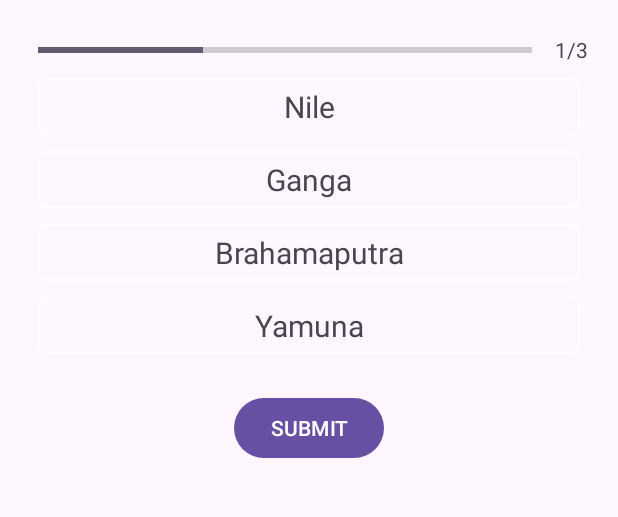
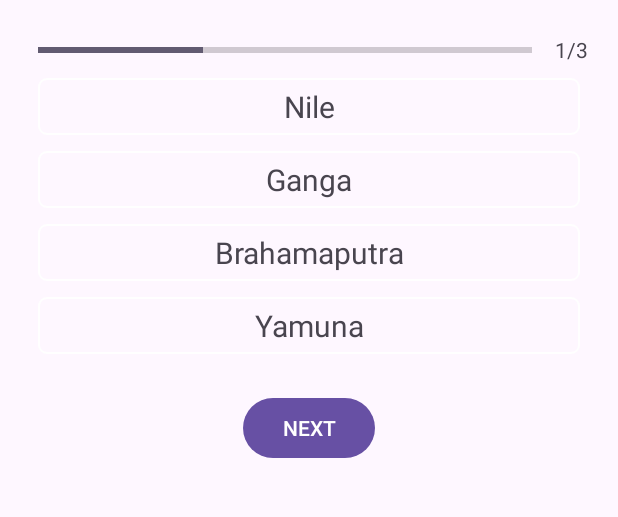
Before and after one commit to ankitverma10203/Quiz-App, an Android app: the QuizQuestionsActivity screen opened directly, with no data from a screen before it, on a phone screen of 412 x 824 dp, the part 293-810 px from its top. Run offline under Robolectric (Android 15) with nearby library versions, the phone set to English and light mode, and no system bars.

```diff
--- a/app/src/main/java/com/example/quizapplication/Constants.kt
+++ b/app/src/main/java/com/example/quizapplication/Constants.kt
@@ -2,12 +2,16 @@ package com.example.quizapplication
 
 object Constants {
 
+    const val SCORE_KW = "SCORE"
+    const val TOTAL_QUESTIONS_KW = "TOTAL_QUESTIONS"
+    const val USER_NAME_KW = "USER_NAME"
+
     fun getQuestions(): ArrayList<Questions> {
         val questionList: ArrayList<Questions> = ArrayList()
 
-        questionList.add(Questions(1, "What it the world's largest river?", R.drawable.ic_launcher_foreground, "Nile", "Ganga", "Brahamaputra", "Yamuna", 1))
-        questionList.add(Questions(2, "What it the world's largest river1?", R.drawable.ic_launcher_foreground, "Nile", "Ganga", "Brahamaputra", "Yamuna", 1))
-        questionList.add(Questions(3, "What it the world's largest river2?", R.drawable.ic_launcher_foreground, "Nile", "Ganga", "Brahamaputra", "Yamuna", 1))
+        questionList.add(Questions(1, "What it the world's largest river?", R.drawable.ic_launcher_foreground, "Nile", "Ganga", "Brahamaputra", "Yamuna", "Nile"))
+        questionList.add(Questions(2, "What it the world's largest river1?", R.drawable.ic_launcher_foreground, "Nile", "Ganga", "Brahamaputra", "Yamuna", "Ganga"))
+        questionList.add(Questions(3, "What it the world's largest river2?", R.drawable.ic_launcher_foreground, "Nile", "Ganga", "Brahamaputra", "Yamuna", "Yamuna"))
         return questionList
     }
 }
--- a/app/src/main/java/com/example/quizapplication/MainActivity.kt
+++ b/app/src/main/java/com/example/quizapplication/MainActivity.kt
@@ -32,6 +32,7 @@ class MainActivity : AppCompatActivity() {
             Toast.makeText(this, "Enter the Name", Toast.LENGTH_SHORT).show()
         else {
             val intent: Intent = Intent(this, QuizQuestionsActivity::class.java)
+            intent.putExtra(Constants.USER_NAME_KW, name)
             startActivity(intent)
             finish()
         }
--- a/app/src/main/java/com/example/quizapplication/Questions.kt
+++ b/app/src/main/java/com/example/quizapplication/Questions.kt
@@ -8,5 +8,5 @@ data class Questions (
     val option2: String,
     val option3: String,
     val option4: String,
-    val ans: Int
+    val ans: String
 )
--- a/app/src/main/java/com/example/quizapplication/QuizQuestionsActivity.kt
+++ b/app/src/main/java/com/example/quizapplication/QuizQuestionsActivity.kt
@@ -3,44 +3,59 @@ package com.example.quizapplication
 import android.content.Intent
 import androidx.appcompat.app.AppCompatActivity
 import android.os.Bundle
+import android.util.Log
+import android.view.View
 import android.widget.Button
 import android.widget.ImageView
 import android.widget.ProgressBar
 import android.widget.TextView
 
-class QuizQuestionsActivity : AppCompatActivity() {
+class QuizQuestionsActivity : AppCompatActivity(), View.OnClickListener {
 
-    var questionList: ArrayList<Questions>? = null
-    var question: TextView? = null
-    var image: ImageView? = null
-    var progressBar: ProgressBar? = null
-    var progressText: TextView? = null
-    var option1: TextView? = null
-    var option2: TextView? = null
-    var option3: TextView? = null
-    var option4: TextView? = null
-    var optionList: ArrayList<TextView>? = null
-    var currentQuestion = 1
-    var submitBtn: Button? = null
-    var score: Int = 0
+    private var questionList: ArrayList<Questions>? = null
+    private var question: TextView? = null
+    private var image: ImageView? = null
+    private var progressBar: ProgressBar? = null
+    private var progressText: TextView? = null
+    private var option1: TextView? = null
+    private var option2: TextView? = null
+    private var option3: TextView? = null
+    private var option4: TextView? = null
+    private var optionList: Map<Int?, TextView?>? = null
+    private var currentQuestionNumber = 1
+    private var submitBtn: Button? = null
+    private var score: Int = 0
+    private var selectedOption: View? = null
+    private var answered: Boolean = false
+    private var currentQuestion: Questions? = null
+    private var correctOption: View? = null
+    private var userName: String? = null
+
     override fun onCreate(savedInstanceState: Bundle?) {
         super.onCreate(savedInstanceState)
         setContentView(R.layout.activity_quiz_questions)
+
+        userName = intent.getStringExtra(Constants.USER_NAME_KW)
 
         question = findViewById(R.id.question)
         image = findViewById(R.id.image)
         progressBar = findViewById(R.id.progress_bar)
         progressText = findViewById(R.id.progress_value)
         option1 = findViewById(R.id.option1)
+        option1?.setOnClickListener(this)
         option2 = findViewById(R.id.option2)
+        option2?.setOnClickListener(this)
         option3 = findViewById(R.id.option3)
+        option3?.setOnClickListener(this)
         option4 = findViewById(R.id.option4)
+        option4?.setOnClickListener(this)
 
-        optionList = ArrayList()
-        optionList?.add(option1 as TextView)
-        optionList?.add(option2 as TextView)
-        optionList?.add(option3 as TextView)
-        optionList?.add(option4 as TextView)
+        optionList = mapOf(
+            option1?.id to (option1 as TextView),
+            option2?.id to (option2 as TextView),
+            option3?.id to (option3 as TextView),
+            option4?.id to (option4 as TextView)
+        )
 
         submitBtn = findViewById(R.id.btn_submit)
 
@@ -50,46 +65,84 @@ class QuizQuestionsActivity : AppCompatActivity() {
         submitBtn?.setOnClickListener {
             submitOnClickHandler()
         }
-
     }
 
     private fun getQuestions() {
-
-        question?.text = questionList!![currentQuestion - 1].question
-        image?.setImageResource(questionList!![currentQuestion - 1].image)
+        resetOptionsStyle()
+        currentQuestion = questionList!![currentQuestionNumber - 1]
+        question?.text = currentQuestion?.question
+        currentQuestion?.image?.let { image?.setImageResource(it) }
 
         progressBar?.max = questionList!!.size
-        progressBar?.progress = currentQuestion
-        progressText?.text = "$currentQuestion/${questionList?.size}"
+        progressBar?.progress = currentQuestionNumber
+        progressText?.text = "$currentQuestionNumber/${questionList?.size}"
 
-        option1?.text = questionList!![currentQuestion - 1].option1
-        option2?.text = questionList!![currentQuestion - 1].option2
-        option3?.text = questionList!![currentQuestion - 1].option3
-        option4?.text = questionList!![currentQuestion - 1].option4
+        option1?.text = currentQuestion?.option1
+        option2?.text = currentQuestion?.option2
+        option3?.text = currentQuestion?.option3
+        option4?.text = currentQuestion?.option4
 
-        if (currentQuestion == questionList!!.size) {
+        if (currentQuestionNumber == questionList!!.size) {
             submitBtn?.text = "FINISH"
         }
+
+        correctOption = getCorrectOption()
+    }
+
+    private fun getCorrectOption(): TextView? {
+        for (option in optionList!!.values) {
+            if (option?.text == currentQuestion?.ans) {
+                return option
+            }
+        }
+        return null
     }
 
     private fun resetOptionsStyle() {
+        selectedOption = null
+        answered = false
         optionList.let {
-            for (option in optionList!!) {
-                option.background = getDrawable(R.drawable.normal_option_background)
+            for (option in optionList!!.values) {
+                option?.background = getDrawable(R.drawable.normal_option_background)
             }
         }
     }
 
     private fun submitOnClickHandler() {
-
-        if (currentQuestion < questionList!!.size) {
-            currentQuestion++
+        if (answered && currentQuestionNumber < questionList!!.size) {
+            currentQuestionNumber++
             getQuestions()
-        } else {
+        } else if (answered) {
+            resetOptionsStyle()
             val intent: Intent = Intent(this, ScoreActivity::class.java)
+            intent.putExtra(Constants.USER_NAME_KW, userName)
+            intent.putExtra(Constants.SCORE_KW, score)
+            intent.putExtra(Constants.TOTAL_QUESTIONS_KW, questionList?.size)
             startActivity(intent)
             finish()
         }
     }
 
+    override fun onClick(view: View?) {
+        when (view?.id) {
+            R.id.option1, R.id.option2, R.id.option3, R.id.option4 -> {
+                if (answered) return
+                selectedOption = view
+                checkAnswer()
+                answered = true
+            }
+        }
+    }
+
+    private fun checkAnswer() {
+        if((selectedOption as TextView).text == currentQuestion?.ans) {
+            selectedOption?.background = getDrawable(R.drawable.correct_option_background)
+            score++
+            Log.i("","$score")
+        } else {
+            selectedOption?.background = getDrawable(R.drawable.incorrect_option_background)
+            correctOption?.background = getDrawable(R.drawable.correct_option_background)
+        }
+    }
+
 }
--- /dev/null
+++ b/app/src/main/res/drawable/correct_option_background.xml
@@ -0,0 +1,6 @@
+<?xml version="1.0" encoding="utf-8"?>
+<shape xmlns:android="http://schemas.android.com/apk/res/android">
+    <stroke android:width="1dp" android:color="#18601B" />
+    <corners android:radius="5dp" />
+    <solid android:color="#1B811F" />
+</shape>
--- /dev/null
+++ b/app/src/main/res/drawable/incorrect_option_background.xml
@@ -0,0 +1,6 @@
+<?xml version="1.0" encoding="utf-8"?>
+<shape xmlns:android="http://schemas.android.com/apk/res/android">
+    <stroke android:width="1dp" android:color="#55100A" />
+    <corners android:radius="5dp" />
+    <solid android:color="#C4392F" />
+</shape>
--- a/app/src/main/res/layout/activity_quiz_questions.xml
+++ b/app/src/main/res/layout/activity_quiz_questions.xml
@@ -99,7 +99,7 @@
             android:id="@+id/btn_submit"
             android:layout_width="wrap_content"
             android:layout_height="wrap_content"
-            android:text="SUBMIT"
+            android:text="NEXT"
             android:layout_marginTop="20dp"/>
     </LinearLayout>
 
--- a/app/src/main/res/values/colors.xml
+++ b/app/src/main/res/values/colors.xml
@@ -2,4 +2,7 @@
 <resources>
     <color name="black">#FF000000</color>
     <color name="white">#FFFFFFFF</color>
+    <color name="blue">#36BEF4</color>
+    <color name="green">#4CAF50</color>
+    <color name="red">#F44336</color>
 </resources>
```
Also changed, not shown: app/src/main/java/com/example/quizapplication/ScoreActivity.kt (+9 -0 lines), app/src/main/res/layout/activity_score.xml (+15 -2 lines).
